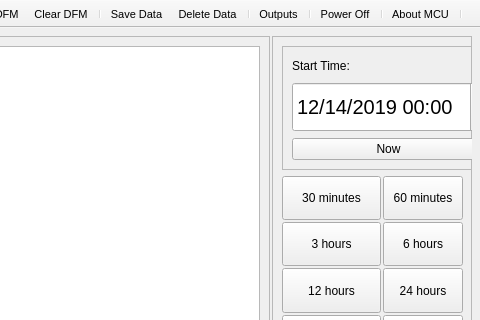
First picture: the form in Mainwindow.ui, repository spletcher1/PyMCU, before the edit; both pictures show x 320 to 800 and y 0 to 320 of the 800 by 480 pixel window.
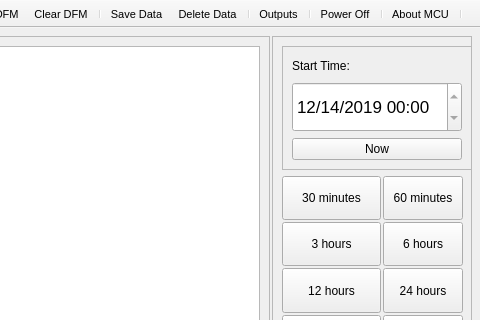
Second picture: the form after the edit. Icons and pictures are not drawn.

Diff of the .ui file:
```diff
--- a/Mainwindow.ui
+++ b/Mainwindow.ui
@@ -161,9 +161,15 @@
                 <height>50</height>
                </size>
               </property>
+              <property name="maximumSize">
+               <size>
+                <width>170</width>
+                <height>16777215</height>
+               </size>
+              </property>
               <property name="font">
                <font>
-                <pointsize>15</pointsize>
+                <pointsize>13</pointsize>
                </font>
               </property>
               <property name="minimumDate">
@@ -183,6 +189,12 @@
             </item>
             <item>
              <widget class="QPushButton" name="StartTimeNowButton">
+              <property name="maximumSize">
+               <size>
+                <width>170</width>
+                <height>16777215</height>
+               </size>
+              </property>
               <property name="text">
                <string>Now</string>
               </property>
```
Left out of the diff: 2 changed lines with no effect on the pictures.
